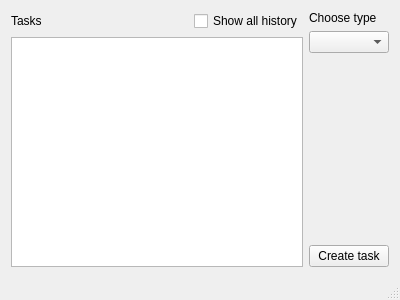
Before: the Qt Designer form mainwindow.ui in idmit/solver, drawn with Qt 5.
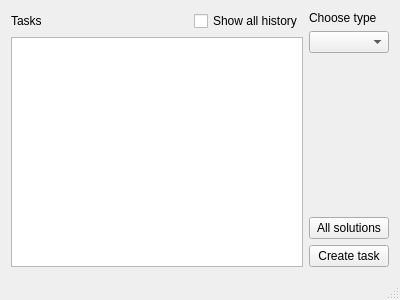
After: the same form once the commit is applied.

Commit message: added first version of solutions comparison

What changed in the file:
```diff
--- a/mainwindow.ui
+++ b/mainwindow.ui
@@ -78,6 +78,13 @@
         </property>
        </spacer>
       </item>
+      <item>
+       <widget class="QPushButton" name="allSolutionsButton">
+        <property name="text">
+         <string>All solutions</string>
+        </property>
+       </widget>
+      </item>
       <item>
        <widget class="QPushButton" name="newTaskButton">
         <property name="text">
```
The commit also changes 7 other files.
